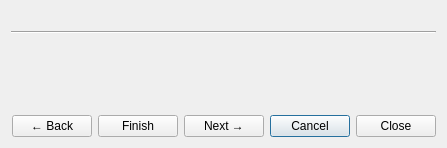
Above: widgets/commands.ui from xmpp-graveyard/jabbim before the change. Below: the same form after it.
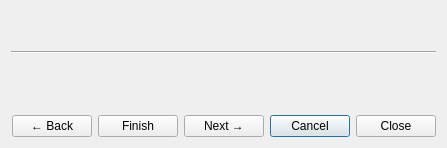
That is the form after the change.

Commit message: Primitivní handlování errorů v commands + bugfixy

Patch:
```diff
--- a/widgets/commands.ui
+++ b/widgets/commands.ui
@@ -72,6 +72,16 @@
        <property name="text" >
         <string/>
        </property>
+       <property name="alignment" >
+        <set>Qt::AlignCenter</set>
+       </property>
+      </widget>
+     </item>
+     <item>
+      <widget class="QLabel" name="label_2" >
+       <property name="text" >
+        <string/>
+       </property>
       </widget>
      </item>
      <item>
```
The commit also changes 2 other files.
